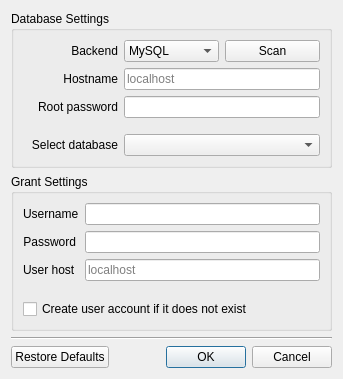
Before: the Qt Designer form ui/permissionmanager.ui in pwizard2/robojournal, drawn with Qt 5.
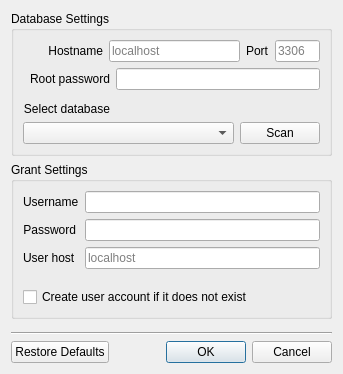
After: the same form once the commit is applied. Icons and pictures are not drawn.

Commit message: permissions class finally works

Diff of the .ui file:
```diff
--- a/ui/permissionmanager.ui
+++ b/ui/permissionmanager.ui
@@ -7,7 +7,7 @@
     <x>0</x>
     <y>0</y>
     <width>338</width>
-    <height>377</height>
+    <height>374</height>
    </rect>
   </property>
   <property name="windowTitle">
@@ -20,42 +20,64 @@
       <string>Database Settings</string>
      </property>
      <layout class="QGridLayout" name="gridLayout">
-      <item row="0" column="0">
+      <item row="0" column="0" colspan="2">
+       <layout class="QHBoxLayout" name="horizontalLayout_2" stretch="0,0,0,1">
+        <item>
+         <widget class="QLabel" name="label_7">
+          <property name="minimumSize">
+           <size>
+            <width>80</width>
+            <height>0</height>
+           </size>
+          </property>
+          <property name="text">
+           <string>Hostname</string>
+          </property>
+          <property name="alignment">
+           <set>Qt::AlignRight|Qt::AlignTrailing|Qt::AlignVCenter</set>
+          </property>
+         </widget>
+        </item>
+        <item>
+         <widget class="QLineEdit" name="DBHost">
+          <property name="placeholderText">
+           <string>localhost</string>
+          </property>
+         </widget>
+        </item>
+        <item>
        <widget class="QLabel" name="label_3">
         <property name="text">
-         <string>Backend</string>
-        </property>
-        <property name="alignment">
-         <set>Qt::AlignRight|Qt::AlignTrailing|Qt::AlignVCenter</set>
+           <string>Port</string>
         </property>
        </widget>
       </item>
-      <item row="0" column="1">
-       <widget class="QComboBox" name="comboBox_2">
         <item>
-         <property name="text">
-          <string>MySQL</string>
-         </property>
-         <property name="icon">
-          <iconset resource="../images.qrc">
-           <normaloff>:/icons/mysql_icon2.png</normaloff>:/icons/mysql_icon2.png</iconset>
-         </property>
-        </item>
-       </widget>
-      </item>
-      <item row="0" column="2">
-       <widget class="QPushButton" name="pushButton">
-        <property name="text">
-         <string>Scan</string>
-        </property>
-        <property name="icon">
-         <iconset resource="../images.qrc">
-          <normaloff>:/icons/binocular.png</normaloff>:/icons/binocular.png</iconset>
-        </property>
-       </widget>
-      </item>
-      <item row="2" column="0">
+         <widget class="QLineEdit" name="Port">
+          <property name="maximumSize">
+           <size>
+            <width>45</width>
+            <height>16777215</height>
+           </size>
+          </property>
+          <property name="maxLength">
+           <number>4</number>
+          </property>
+          <property name="placeholderText">
+           <string>3306</string>
+          </property>
+         </widget>
+        </item>
+       </layout>
+      </item>
+      <item row="1" column="0">
        <widget class="QLabel" name="label">
+        <property name="minimumSize">
+         <size>
+          <width>80</width>
+          <height>0</height>
+         </size>
+        </property>
         <property name="text">
          <string>Root password</string>
         </property>
@@ -64,14 +86,14 @@
         </property>
        </widget>
       </item>
-      <item row="2" column="1" colspan="2">
+      <item row="1" column="1">
        <widget class="QLineEdit" name="RootPassword">
         <property name="echoMode">
          <enum>QLineEdit::Password</enum>
         </property>
        </widget>
       </item>
-      <item row="4" column="0" colspan="3">
+      <item row="2" column="0" colspan="2">
        <spacer name="verticalSpacer">
         <property name="orientation">
          <enum>Qt::Vertical</enum>
@@ -82,12 +104,12 @@
         <property name="sizeHint" stdset="0">
          <size>
           <width>297</width>
-          <height>10</height>
+          <height>6</height>
          </size>
         </property>
        </spacer>
       </item>
-      <item row="5" column="0">
+      <item row="3" column="0">
        <widget class="QLabel" name="label_2">
         <property name="text">
          <string>Select database</string>
@@ -97,25 +119,23 @@
         </property>
        </widget>
       </item>
-      <item row="5" column="1" colspan="2">
+      <item row="4" column="0" colspan="2">
+       <layout class="QHBoxLayout" name="horizontalLayout" stretch="1,0">
+        <item>
        <widget class="QComboBox" name="Databases"/>
       </item>
-      <item row="1" column="0">
-       <widget class="QLabel" name="label_7">
+        <item>
+         <widget class="QPushButton" name="Scan">
         <property name="text">
-         <string>Hostname</string>
-        </property>
-        <property name="alignment">
-         <set>Qt::AlignRight|Qt::AlignTrailing|Qt::AlignVCenter</set>
+           <string>Scan</string>
+          </property>
+          <property name="icon">
+           <iconset resource="../images.qrc">
+            <normaloff>:/icons/binocular.png</normaloff>:/icons/binocular.png</iconset>
         </property>
        </widget>
       </item>
-      <item row="1" column="1" colspan="2">
-       <widget class="QLineEdit" name="DBHost">
-        <property name="placeholderText">
-         <string>localhost</string>
-        </property>
-       </widget>
+       </layout>
       </item>
      </layout>
     </widget>
@@ -207,7 +227,7 @@
      <property name="sizeHint" stdset="0">
       <size>
        <width>20</width>
-       <height>12</height>
+       <height>16</height>
       </size>
      </property>
     </spacer>
```
Left out of the diff: 2 changed lines with no effect on the pictures. Lines whose indentation alone changed are shown as unchanged. The commit also changes 7 other files.
